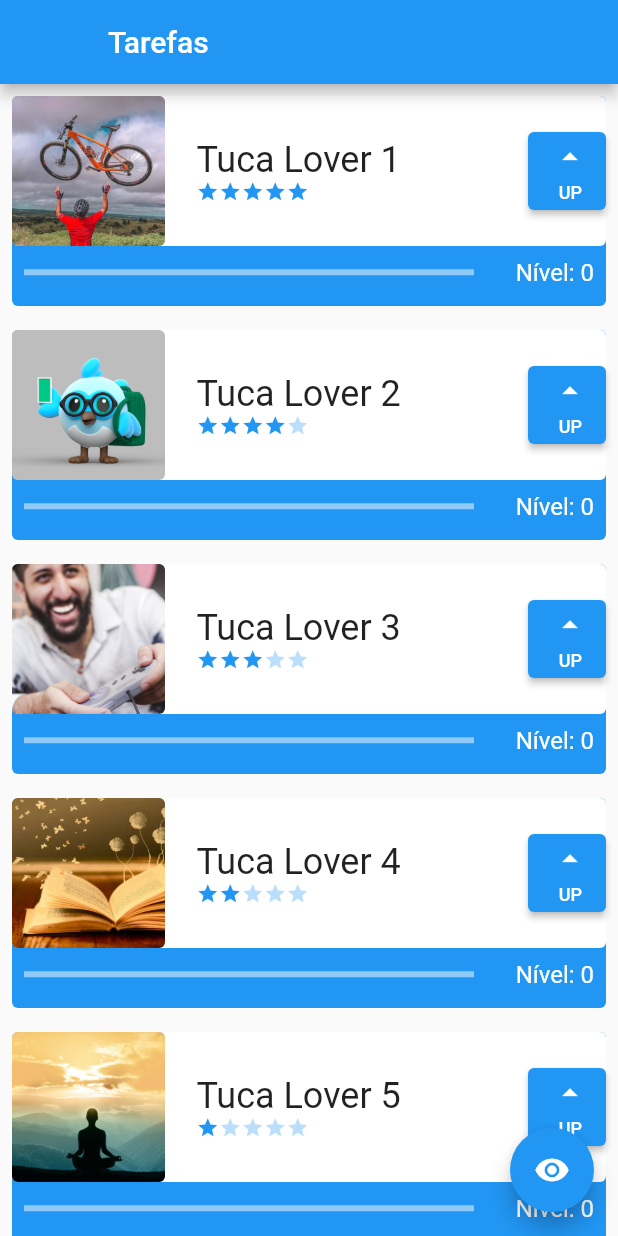
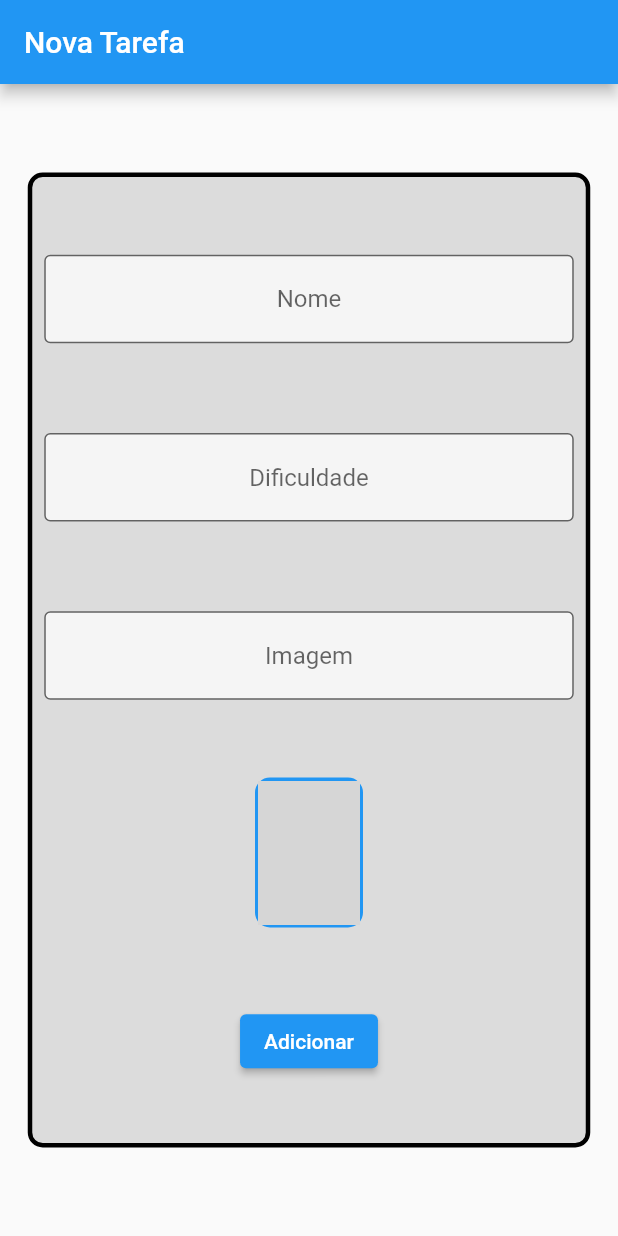
Before and after one commit to arturgussi/widgets_stateless_statefull_imagens_animacoes, a Flutter app: the screen it shows after launch, on a phone screen of 412 x 824 dp. Run offline on Flutter 3.47's test engine with Material 2 defaults, Android fonts, the phone set to English and light mode, and no system bars; network calls fail; grey boxes are pictures that could not be loaded.

Commit message:
Aula 1: Formulário

```diff
--- a/flutter_application/lib/main.dart
+++ b/flutter_application/lib/main.dart
@@ -1,4 +1,5 @@
 import 'package:flutter/material.dart';
+import 'package:flutter_application/screens/form_screen.dart';
 import 'package:flutter_application/screens/initial_screen.dart';
 // import 'package:flutter_application/primeira_tela.dart';
 
@@ -14,6 +15,6 @@ class MainApp extends StatelessWidget {
     return MaterialApp(
         title: 'Flutter Demo',
         theme: ThemeData(primarySwatch: Colors.blue),
-        home: const InitialScreen());
+        home: const FormScreen());
   }
 }
--- /dev/null
+++ b/flutter_application/lib/screens/form_screen.dart
@@ -0,0 +1,107 @@
+import 'package:flutter/material.dart';
+
+class FormScreen extends StatefulWidget {
+  const FormScreen({super.key});
+
+  @override
+  State<FormScreen> createState() => _FormScreenState();
+}
+
+class _FormScreenState extends State<FormScreen> {
+  TextEditingController nameController = TextEditingController();
+  TextEditingController difficultyController = TextEditingController();
+  TextEditingController imageController = TextEditingController();
+
+  @override
+  Widget build(BuildContext context) {
+    return Scaffold(
+      appBar: AppBar(
+        title: const Text('Nova Tarefa'),
+      ),
+      body: Center(
+        child: Container(
+          height: 650,
+          width: 375,
+          decoration: BoxDecoration(
+              color: Colors.black12,
+              borderRadius: BorderRadius.circular(10),
+              border: Border.all(width: 3)),
+          child: Column(
+            mainAxisAlignment: MainAxisAlignment.spaceEvenly,
+            crossAxisAlignment: CrossAxisAlignment.center,
+            children: [
+              Padding(
+                padding: const EdgeInsets.all(8.0),
+                child: TextFormField(
+                  controller: nameController,
+                  textAlign: TextAlign.center,
+                  decoration: const InputDecoration(
+                      border: OutlineInputBorder(),
+                      hintText: 'Nome',
+                      fillColor: Colors.white70,
+                      filled: true),
+                ),
+              ),
+              Padding(
+                padding: const EdgeInsets.all(8.0),
+                child: TextFormField(
+                  controller: difficultyController,
+                  textAlign: TextAlign.center,
+                  decoration: const InputDecoration(
+                      border: OutlineInputBorder(),
+                      hintText: 'Dificuldade',
+                      fillColor: Colors.white70,
+                      filled: true),
+                ),
+              ),
+              Padding(
+                padding: const EdgeInsets.all(8.0),
+                child: TextFormField(
+                  onChanged: (text) {
+                    setState(() {});
+                  },
+                  controller: imageController,
+                  textAlign: TextAlign.center,
+                  decoration: const InputDecoration(
+                      border: OutlineInputBorder(),
+                      hintText: 'Imagem',
+                      fillColor: Colors.white70,
+                      filled: true),
+                ),
+              ),
+              Padding(
+                padding: const EdgeInsets.only(bottom: 8.0),
+                child: Container(
+                  height: 100,
+                  width: 72,
+                  decoration: BoxDecoration(
+                      color: Colors.blue,
+                      borderRadius: BorderRadius.circular(10),
+                      border: Border.all(width: 2, color: Colors.blue)),
+                  child: ClipRRect(
+                    borderRadius: BorderRadius.circular(10),
+                    child: Image.network(
+                      imageController.text,
+                      errorBuilder: (BuildContext context, Object exception,
+                          StackTrace? stackTrace) {
+                        return Image.asset(r'assets\images\nophoto.png');
+                      },
+                      fit: BoxFit.cover,
+                    ),
+                  ),
+                ),
+              ),
+              ElevatedButton(
+                  onPressed: () {
+                    // print(nameController.text);
+                    // print(int.parse(difficultyController.text));
+                    // print(nameController.text);
+                  },
+                  child: const Text('Adicionar'))
+            ],
+          ),
+        ),
+      ),
+    );
+  }
+}
--- a/flutter_application/pubspec.yaml
+++ b/flutter_application/pubspec.yaml
@@ -19,8 +19,4 @@ flutter:
   uses-material-design: true
 
   assets:
-    - assets/images/bike.webp
-    - assets/images/dash.png
-    - assets/images/jogar.jpg
-    - assets/images/livro.jpg
-    - assets/images/meditar.jpeg
+    - assets\images\nophoto.png
```
Also changed, not shown: flutter_application/assets/images/nophoto.png (added), flutter_application/assets/images/st,small,507x507-pad,600x600,f8f8f8.jpg (added), 1 other file.
